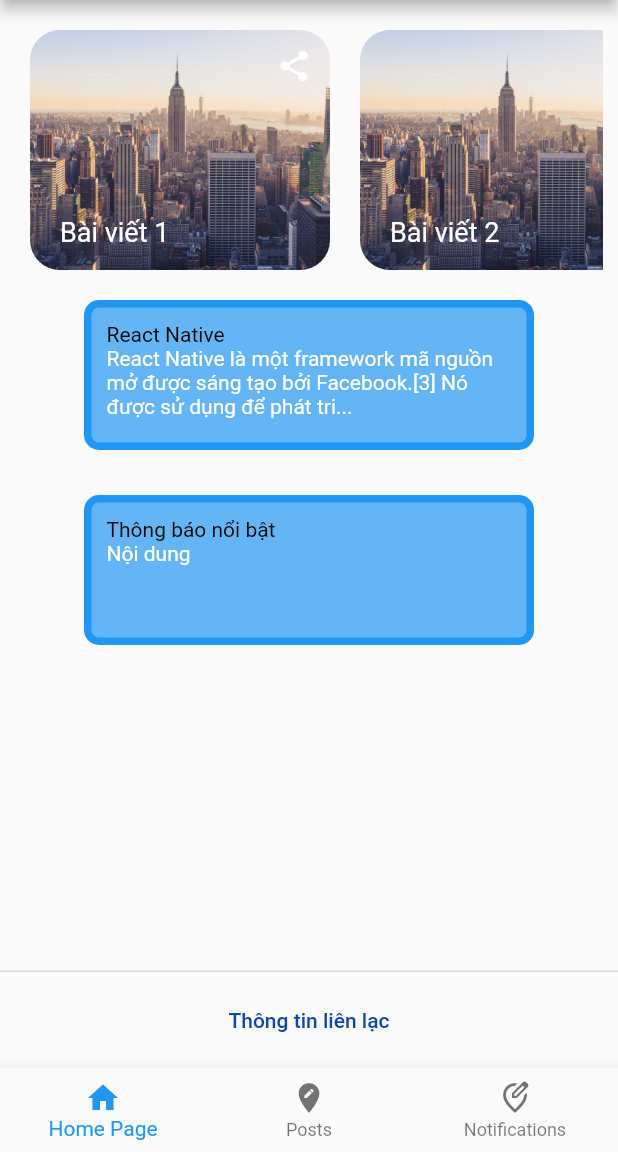
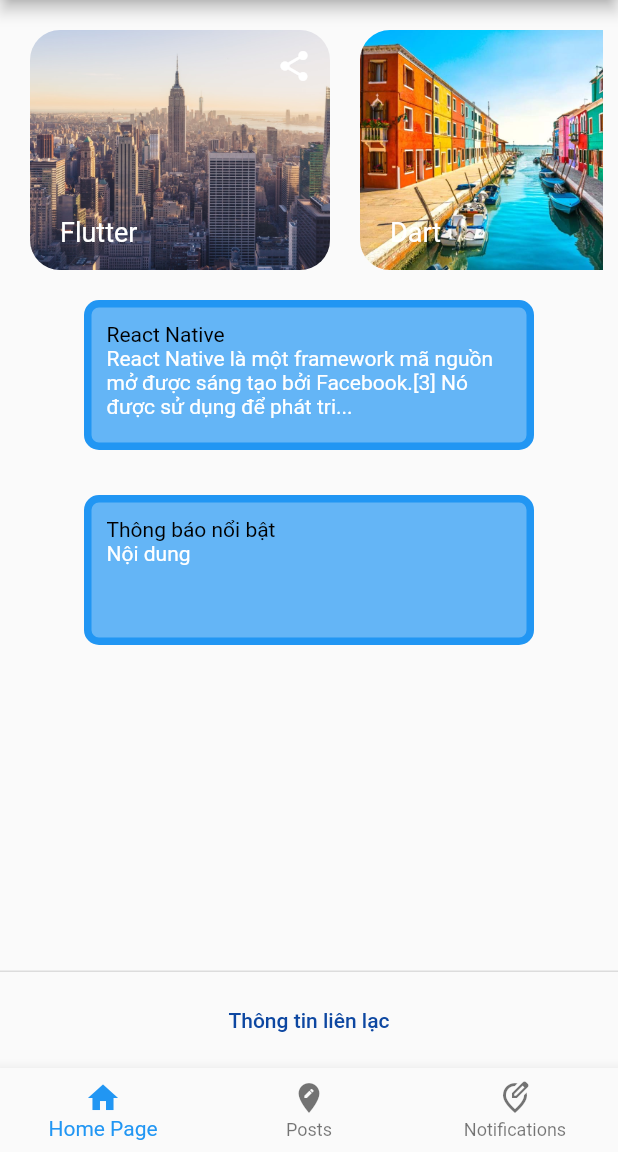
Before and after one commit to NguyenMinhDuc217/studentinformationmanagement, a Flutter app: the screen it shows after launch, on a phone screen of 412 x 824 dp, the part 84-1236 px from its top. Run offline on Flutter 3.47's test engine with Material 2 defaults, Android fonts, the phone set to English and light mode, and no system bars.

Commit message:
get data slider in homepage

```diff
--- a/lib/homepage.dart
+++ b/lib/homepage.dart
@@ -47,7 +47,7 @@ class _HomePageState extends State<HomePage> {
   Widget build(BuildContext context) {
     Widget _slide = ListView(
         scrollDirection: Axis.horizontal,
-        children: List.generate(3, (i) {
+        children: List.generate(_post.length, (i) {
           return GestureDetector(
             onTap: () {},
             child: Stack(
@@ -57,7 +57,7 @@ class _HomePageState extends State<HomePage> {
                   child: ClipRRect(
                     borderRadius: BorderRadius.circular(20.0),
                     child: Image.asset(
-                      'assets/images/newyork.jpg',
+                      'assets/images/'+_post[i]['image'].toString(),
                       width: 200,
                       height: 300,
                       fit: BoxFit.fitHeight,
@@ -70,7 +70,7 @@ class _HomePageState extends State<HomePage> {
                     child: Column(
                       crossAxisAlignment: CrossAxisAlignment.start,
                       children: [
-                        Text('Bài viết ' + (i + 1).toString(),
+                        Text(_post[i]['title'].toString(),
                             style:
                                 TextStyle(fontSize: 18, color: Colors.white)),
                       ],
```
